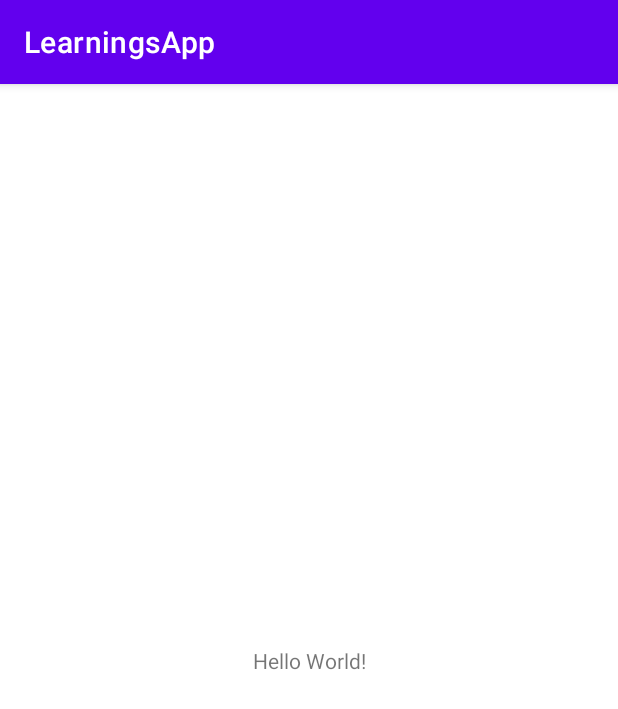
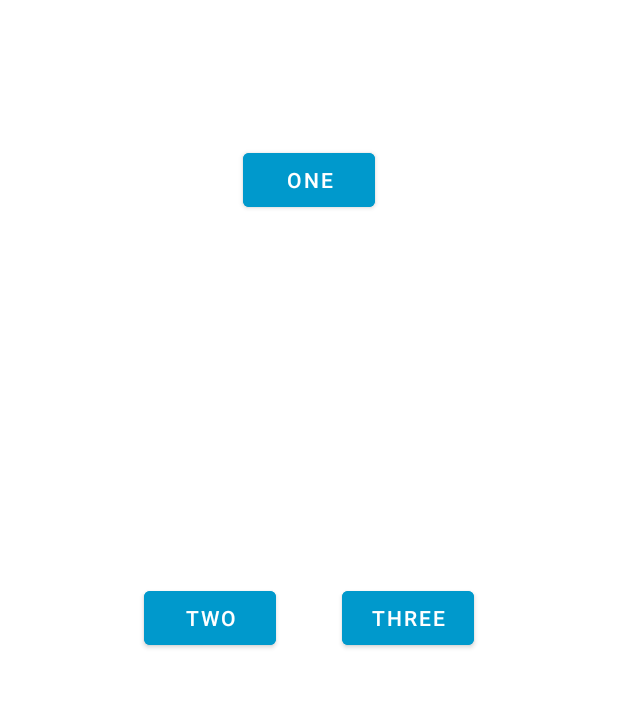
Before and after one commit to bastionkid/learnings-app, an Android app: the screen it shows after launch (MainActivity), on a phone screen of 412 x 824 dp. Shown: the top 709 px of the screen. Run offline under Robolectric (Android 15) with nearby library versions, the phone set to English and light mode, and no system bars; our stand-ins replace data binding.

Commit message:
1) Navigation Component implemented

```diff
--- a/app/build.gradle
+++ b/app/build.gradle
@@ -16,7 +16,7 @@ android {
 
     defaultConfig {
         applicationId "com.azuredragon.learnings"
-        minSdkVersion 16
+        minSdkVersion 21
         targetSdkVersion 30
         versionCode 1
         versionName "1.0"
--- a/app/src/main/AndroidManifest.xml
+++ b/app/src/main/AndroidManifest.xml
@@ -1,21 +1,33 @@
 <?xml version="1.0" encoding="utf-8"?>
-<manifest xmlns:android="http://schemas.android.com/apk/res/android"
+<manifest
+    xmlns:android="http://schemas.android.com/apk/res/android"
+    xmlns:tools="http://schemas.android.com/tools"
     package="com.azuredragon.learnings">
+
+    <uses-permission android:name="android.permission.INTERNET" />
+    <uses-permission android:name="android.permission.ACCESS_NETWORK_STATE" />
+
 
     <application
         android:allowBackup="true"
+        android:fullBackupContent="false"
         android:icon="@mipmap/ic_launcher"
         android:label="@string/app_name"
+        android:networkSecurityConfig="@xml/network_security_config"
         android:roundIcon="@mipmap/ic_launcher_round"
         android:supportsRtl="true"
-        android:theme="@style/Theme.LearningsApp">
-        <activity android:name=".MainActivity">
+        android:theme="@style/Theme.LearningsApp"
+        tools:targetApi="n"
+        tools:ignore="GoogleAppIndexingWarning">
+
+        <activity android:name=".ui.MainActivity">
             <intent-filter>
                 <action android:name="android.intent.action.MAIN" />
 
                 <category android:name="android.intent.category.LAUNCHER" />
             </intent-filter>
         </activity>
+
     </application>
 
 </manifest>
--- /dev/null
+++ b/app/src/main/java/com/azuredragon/learnings/LottieFragment.kt
@@ -0,0 +1,36 @@
+package com.azuredragon.learnings
+
+import android.os.Bundle
+import androidx.fragment.app.Fragment
+import android.view.LayoutInflater
+import android.view.View
+import android.view.ViewGroup
+import androidx.lifecycle.lifecycleScope
+import com.azuredragon.learnings.databinding.FragmentLottieBinding
+import com.azuredragon.learnings.ktxextensions.gone
+import kotlinx.coroutines.delay
+
+class LottieFragment : Fragment() {
+
+    private lateinit var lottieBinding: FragmentLottieBinding
+
+    override fun onCreateView(inflater: LayoutInflater, container: ViewGroup?, savedInstanceState: Bundle?): View? {
+        lottieBinding = FragmentLottieBinding.inflate(inflater, container, false)
+        return lottieBinding.root
+    }
+
+    override fun onViewCreated(view: View, savedInstanceState: Bundle?) {
+        super.onViewCreated(view, savedInstanceState)
+
+        lifecycleScope.launchWhenResumed {
+            delay(30000)
+
+            lottieBinding.lav.gone()
+        }
+    }
+
+    companion object {
+        @JvmStatic
+        fun newInstance() = LottieFragment()
+    }
+}
--- a/app/src/main/java/com/azuredragon/learnings/MainActivity.kt
+++ /dev/null
@@ -1,11 +0,0 @@
-package com.azuredragon.learnings
-
-import androidx.appcompat.app.AppCompatActivity
-import android.os.Bundle
-
-class MainActivity : AppCompatActivity() {
-    override fun onCreate(savedInstanceState: Bundle?) {
-        super.onCreate(savedInstanceState)
-        setContentView(R.layout.activity_main)
-    }
-}
--- /dev/null
+++ b/app/src/main/java/com/azuredragon/learnings/ktxextensions/View.kt
@@ -0,0 +1,15 @@
+package com.azuredragon.learnings.ktxextensions
+
+import android.view.View
+
+fun View.visible() {
+    this.visibility = View.VISIBLE
+}
+
+fun View.invisible() {
+    this.visibility = View.INVISIBLE
+}
+
+fun View.gone() {
+    this.visibility = View.GONE
+}
--- /dev/null
+++ b/app/src/main/java/com/azuredragon/learnings/ui/MainActivity.kt
@@ -0,0 +1,18 @@
+package com.azuredragon.learnings.ui
+
+import androidx.appcompat.app.AppCompatActivity
+import android.os.Bundle
+import androidx.databinding.DataBindingUtil
+import com.azuredragon.learnings.R
+import com.azuredragon.learnings.databinding.ActivityMainBinding
+
+class MainActivity : AppCompatActivity() {
+
+    private lateinit var mainBinding: ActivityMainBinding
+
+    override fun onCreate(savedInstanceState: Bundle?) {
+        super.onCreate(savedInstanceState)
+
+        mainBinding = DataBindingUtil.setContentView(this, R.layout.activity_main)
+    }
+}
--- a/app/src/main/res/layout/activity_main.xml
+++ b/app/src/main/res/layout/activity_main.xml
@@ -1,18 +1,26 @@
 <?xml version="1.0" encoding="utf-8"?>
-<androidx.constraintlayout.widget.ConstraintLayout xmlns:android="http://schemas.android.com/apk/res/android"
+<layout
+    xmlns:android="http://schemas.android.com/apk/res/android"
     xmlns:app="http://schemas.android.com/apk/res-auto"
-    xmlns:tools="http://schemas.android.com/tools"
-    android:layout_width="match_parent"
-    android:layout_height="match_parent"
-    tools:context=".MainActivity">
+    xmlns:tools="http://schemas.android.com/tools">
 
-    <TextView
-        android:layout_width="wrap_content"
-        android:layout_height="wrap_content"
-        android:text="Hello World!"
-        app:layout_constraintBottom_toBottomOf="parent"
-        app:layout_constraintLeft_toLeftOf="parent"
-        app:layout_constraintRight_toRightOf="parent"
-        app:layout_constraintTop_toTopOf="parent" />
+    <androidx.constraintlayout.widget.ConstraintLayout
+        android:layout_width="match_parent"
+        android:layout_height="match_parent"
+        tools:context=".ui.MainActivity">
 
-</androidx.constraintlayout.widget.ConstraintLayout>
+        <androidx.fragment.app.FragmentContainerView
+            android:id="@+id/fragment_nav_host"
+            android:layout_width="0dp"
+            android:layout_height="0dp"
+            android:name="androidx.navigation.fragment.NavHostFragment"
+            app:layout_constraintStart_toStartOf="parent"
+            app:layout_constraintEnd_toEndOf="parent"
+            app:layout_constraintTop_toTopOf="parent"
+            app:layout_constraintBottom_toBottomOf="parent"
+            app:defaultNavHost="true"
+            app:navGraph="@navigation/nav_graph" />
+
+    </androidx.constraintlayout.widget.ConstraintLayout>
+
+</layout>
--- /dev/null
+++ b/app/src/main/res/layout/fragment_lottie.xml
@@ -0,0 +1,69 @@
+<?xml version="1.0" encoding="utf-8"?>
+<layout
+    xmlns:android="http://schemas.android.com/apk/res/android"
+    xmlns:app="http://schemas.android.com/apk/res-auto"
+    xmlns:tools="http://schemas.android.com/tools"
+    tools:context=".LottieFragment">
+
+    <androidx.constraintlayout.widget.ConstraintLayout
+        android:layout_width="match_parent"
+        android:layout_height="match_parent">
+
+        <com.airbnb.lottie.LottieAnimationView
+            android:id="@+id/lav"
+            android:layout_width="0dp"
+            android:layout_height="0dp"
+            android:scaleType="centerInside"
+            app:lottie_autoPlay="true"
+            app:lottie_loop="true"
+            app:lottie_rawRes="@raw/wallet_loading"
+            app:lottie_speed="1"
+            app:layout_constraintStart_toStartOf="parent"
+            app:layout_constraintEnd_toEndOf="parent"
+            app:layout_constraintTop_toTopOf="parent"
+            app:layout_constraintBottom_toBottomOf="parent"
+            android:visibility="gone"/>
+
+        <com.google.android.material.button.MaterialButton
+            android:id="@+id/btn_one"
+            android:layout_width="wrap_content"
+            android:layout_height="wrap_content"
+            android:text="@string/label_one"
+            app:layout_constraintStart_toStartOf="parent"
+            app:layout_constraintEnd_toEndOf="parent"
+            app:layout_constraintTop_toTopOf="parent"
+            android:layout_marginTop="96dp"
+            android:backgroundTint="@android:color/holo_blue_dark"/>
+
+        <com.google.android.material.button.MaterialButton
+            android:id="@+id/btn_two"
+            android:layout_width="wrap_content"
+            android:layout_height="wrap_content"
+            android:text="@string/label_two"
+            app:layout_constraintStart_toStartOf="parent"
+            app:layout_constraintTop_toTopOf="parent"
+            app:layout_constraintBottom_toBottomOf="parent"
+            android:layout_marginStart="96dp"
+            android:backgroundTint="@android:color/holo_blue_dark"/>
+
+        <com.google.android.material.button.MaterialButton
+            android:id="@+id/btn_three"
+            android:layout_width="wrap_content"
+            android:layout_height="wrap_content"
+            android:text="@string/label_three"
+            app:layout_constraintBottom_toBottomOf="parent"
+            app:layout_constraintEnd_toEndOf="parent"
+            app:layout_constraintTop_toTopOf="parent"
+            android:layout_marginEnd="96dp"
+            android:backgroundTint="@android:color/holo_blue_dark"/>
+
+        <androidx.constraintlayout.helper.widget.Layer
+            android:layout_width="0dp"
+            android:layout_height="0dp"
+            app:layout_constraintStart_toStartOf="parent"
+            app:layout_constraintTop_toTopOf="parent"
+            app:constraint_referenced_ids="btn_one,btn_two,btn_three"/>
+
+    </androidx.constraintlayout.widget.ConstraintLayout>
+
+</layout>
--- /dev/null
+++ b/app/src/main/res/navigation/nav_graph.xml
@@ -0,0 +1,14 @@
+<?xml version="1.0" encoding="utf-8"?>
+<navigation xmlns:android="http://schemas.android.com/apk/res/android"
+    xmlns:app="http://schemas.android.com/apk/res-auto"
+    xmlns:tools="http://schemas.android.com/tools"
+    android:id="@+id/nav_graph"
+    app:startDestination="@id/lottieFragment">
+
+    <fragment
+        android:id="@+id/lottieFragment"
+        android:name="com.azuredragon.learnings.LottieFragment"
+        android:label="fragment_lottie"
+        tools:layout="@layout/fragment_lottie" />
+
+</navigation>
--- a/app/src/main/res/values-night/themes.xml
+++ b/app/src/main/res/values-night/themes.xml
@@ -1,6 +1,6 @@
 <resources xmlns:tools="http://schemas.android.com/tools">
     <!-- Base application theme. -->
-    <style name="Theme.LearningsApp" parent="Theme.MaterialComponents.DayNight.DarkActionBar">
+    <style name="Theme.LearningsApp" parent="Theme.MaterialComponents.DayNight.NoActionBar">
         <!-- Primary brand color. -->
         <item name="colorPrimary">@color/purple_200</item>
         <item name="colorPrimaryVariant">@color/purple_700</item>
--- a/app/src/main/res/values/strings.xml
+++ b/app/src/main/res/values/strings.xml
@@ -1,3 +1,8 @@
 <resources>
     <string name="app_name">LearningsApp</string>
+
+    <string name="label_one">One</string>
+    <string name="label_two">Two</string>
+    <string name="label_three">Three</string>
+
 </resources>
--- a/app/src/main/res/values/themes.xml
+++ b/app/src/main/res/values/themes.xml
@@ -1,6 +1,6 @@
 <resources xmlns:tools="http://schemas.android.com/tools">
     <!-- Base application theme. -->
-    <style name="Theme.LearningsApp" parent="Theme.MaterialComponents.DayNight.DarkActionBar">
+    <style name="Theme.LearningsApp" parent="Theme.MaterialComponents.DayNight.NoActionBar">
         <!-- Primary brand color. -->
         <item name="colorPrimary">@color/purple_500</item>
         <item name="colorPrimaryVariant">@color/purple_700</item>
--- /dev/null
+++ b/app/src/main/res/xml/network_security_config.xml
@@ -0,0 +1,4 @@
+<?xml version="1.0" encoding="utf-8"?>
+<network-security-config>
+    <base-config cleartextTrafficPermitted="true" />
+</network-security-config>
--- a/build.gradle
+++ b/build.gradle
@@ -2,7 +2,7 @@
 buildscript {
     ext {
         //tooling
-        gradlePluginVersion = '4.0.1'
+        gradlePluginVersion = '4.1.0-rc02'
         kotlinVersion = '1.4.0'
         ktlintVersion = '0.29.0'
         desugarVersion = '1.0.9'
```
